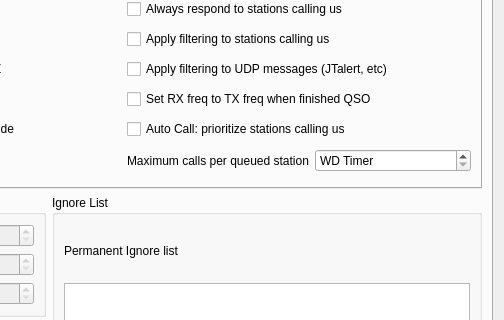
This is Configuration.ui in Edpublic06/wsjt-fusion as Qt 5 draws it before an edit; both pictures show x 256 to 760 and y 155 to 475 of the 760 by 727 pixel window. The edited form follows.
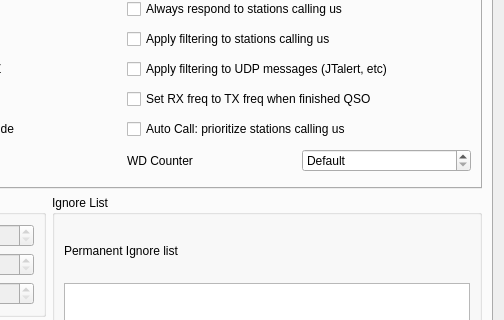
This is the edited form. The open tabs and pages were chosen to show the change. Custom widgets are drawn as their Qt base class.

Commit message: Name WD Counter and isolate personal settings from other WSJT mods

What changed in the file:
```diff
--- a/Configuration.ui
+++ b/Configuration.ui
@@ -3789,12 +3789,12 @@
            <item row="5" column="1">
             <layout class="QHBoxLayout" name="queuedStationCallsLayout">
              <item><widget class="QLabel" name="queuedStationCallsLabel">
-              <property name="text"><string>Maximum calls per queued station</string></property>
+              <property name="text"><string>WD Counter</string></property>
              </widget></item>
              <item><widget class="QSpinBox" name="sb_queuedStationMaxCalls">
               <property name="minimum"><number>0</number></property>
               <property name="maximum"><number>999</number></property>
-              <property name="specialValueText"><string>WD Timer</string></property>
+              <property name="specialValueText"><string>Default</string></property>
               <property name="toolTip"><string>WD Timer (0): use the normal watchdog. Otherwise allow this number of transmissions without a reply, including the initial call, then advance to the next station. Each reply resets the count.</string></property>
              </widget></item>
             </layout>
```
The commit also changes 5 other files.
